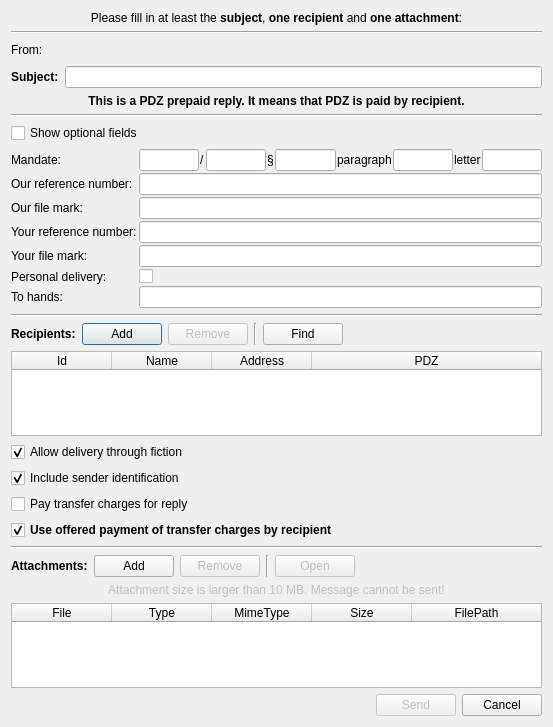
Above: src/gui/ui/dlg_send_message.ui from psakar/datovka before the change. Below: the same form after it.
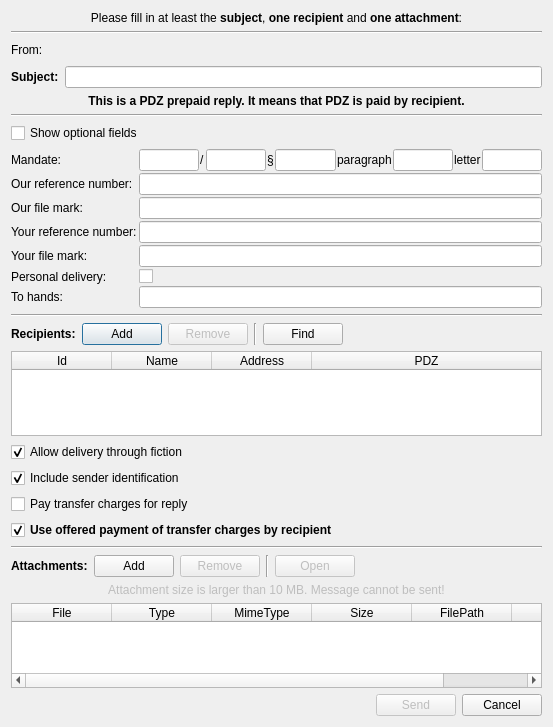
That is the form after the change. Icons and pictures are not drawn.

Commit message: Add files form template to create message dialogue (issue #102)

The edit to the form file:
```diff
--- a/src/gui/ui/dlg_send_message.ui
+++ b/src/gui/ui/dlg_send_message.ui
@@ -771,6 +771,11 @@
        <string>Absolute path of file</string>
       </property>
      </column>
+     <column>
+      <property name="text">
+       <string notr="true">Base64</string>
+      </property>
+     </column>
     </widget>
    </item>
    <item>
```
The commit also changes 4 other files.
